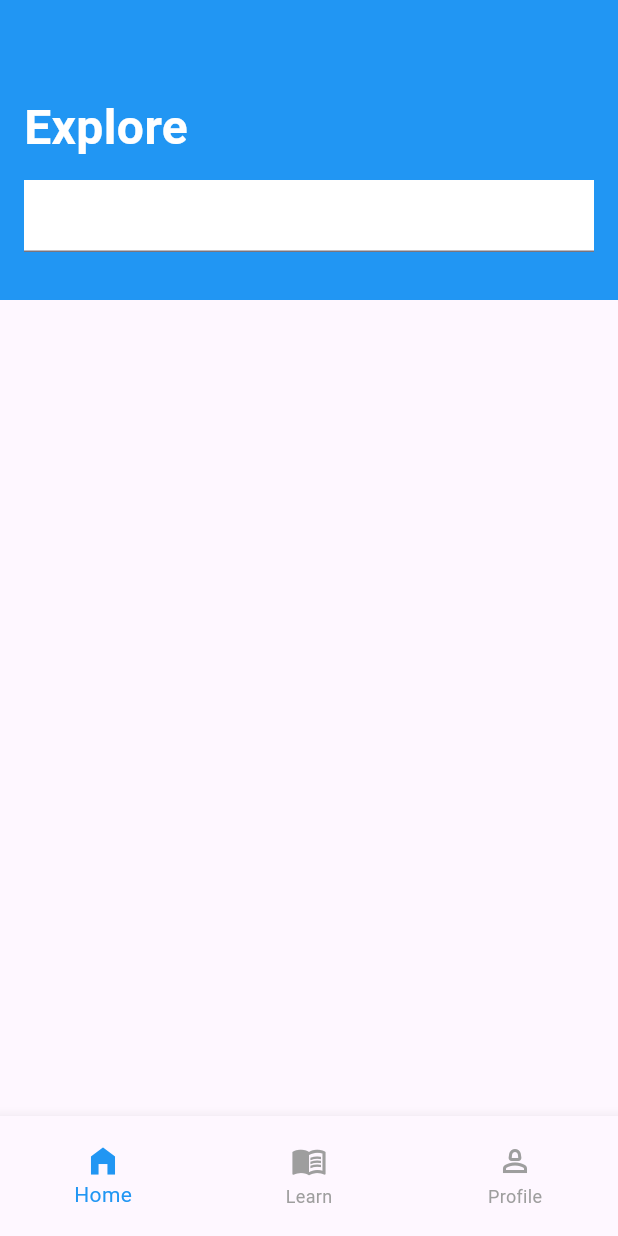
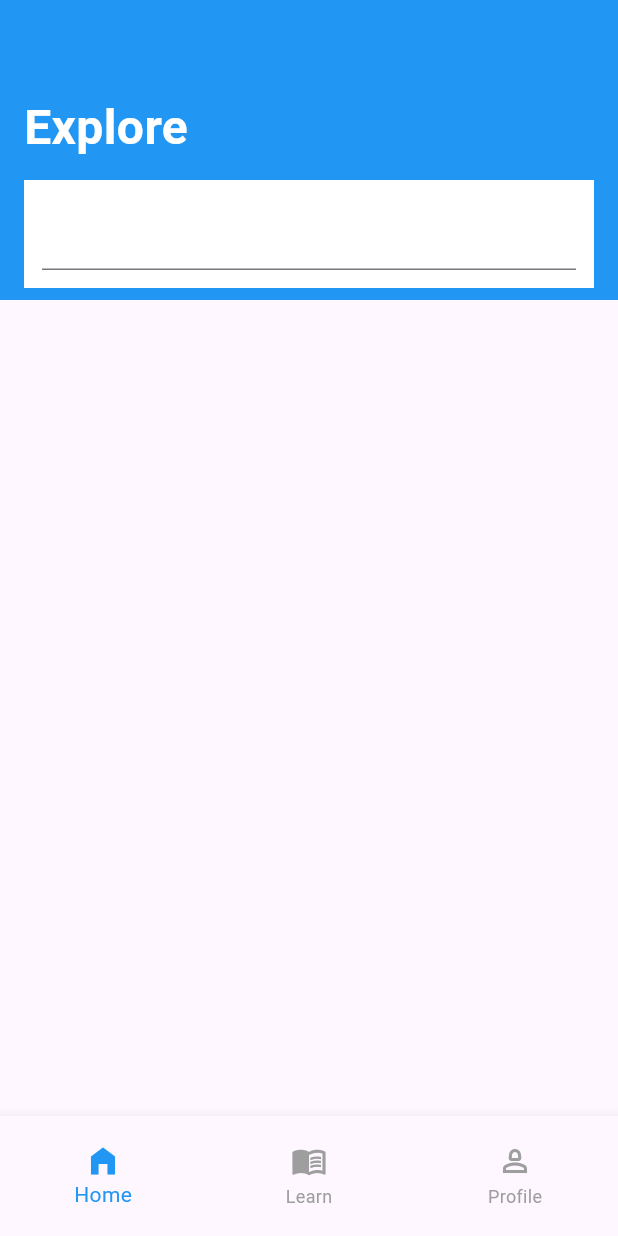
Before and after one commit to JAICHANGPARK/flutter_notebook_chapter_43, a Flutter app: the ELearningHomePage screen opened directly, on a phone screen of 412 x 824 dp. Run offline on Flutter 3.47's test engine with Material 3 defaults, Android fonts, the phone set to English and light mode, and no system bars.

Commit message:
Update e_learning_home_page.dart

```diff
--- a/lib/ep2151_e_learning_app/views/e_learning_home_page.dart
+++ b/lib/ep2151_e_learning_app/views/e_learning_home_page.dart
@@ -42,6 +42,7 @@ class _ELearningHomePageState extends State<ELearningHomePage> {
                         decoration: BoxDecoration(
                           color: Colors.white,
                         ),
+                        padding: EdgeInsets.symmetric(horizontal: 12,vertical: 12),
                         child: TextField(
                           decoration: InputDecoration(
                             prefix: Icon(Icons.search)
```
